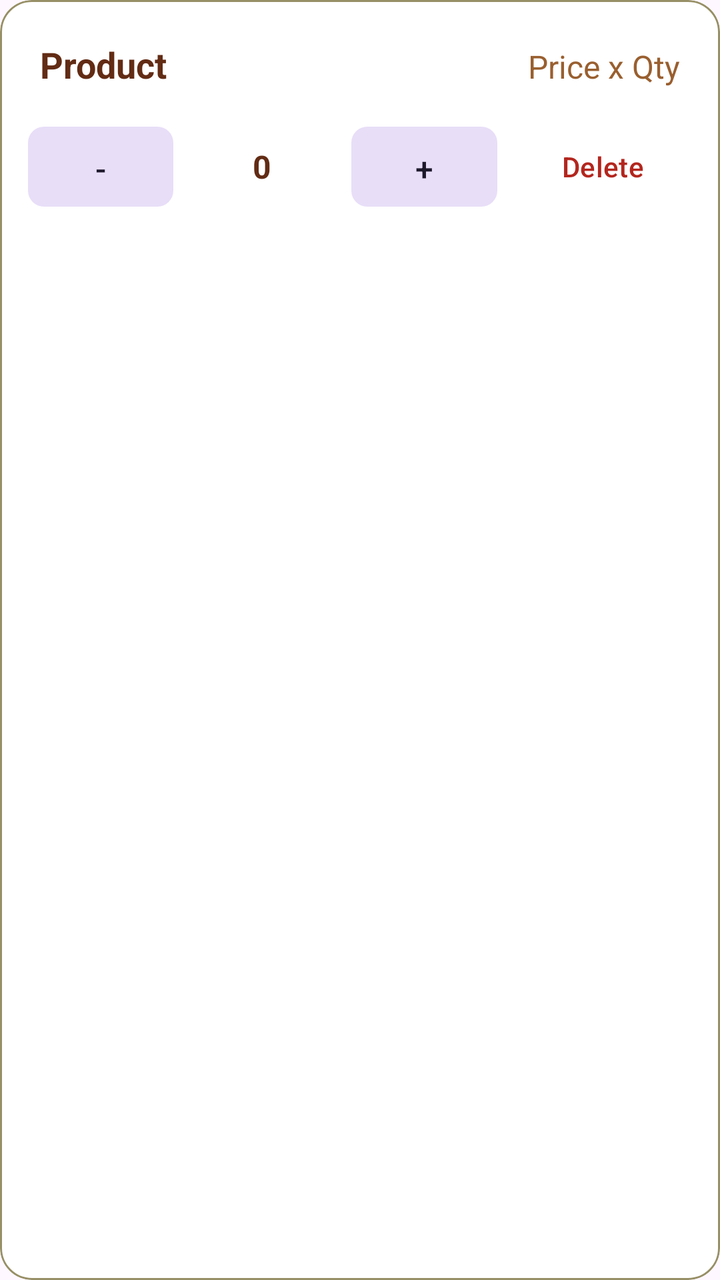
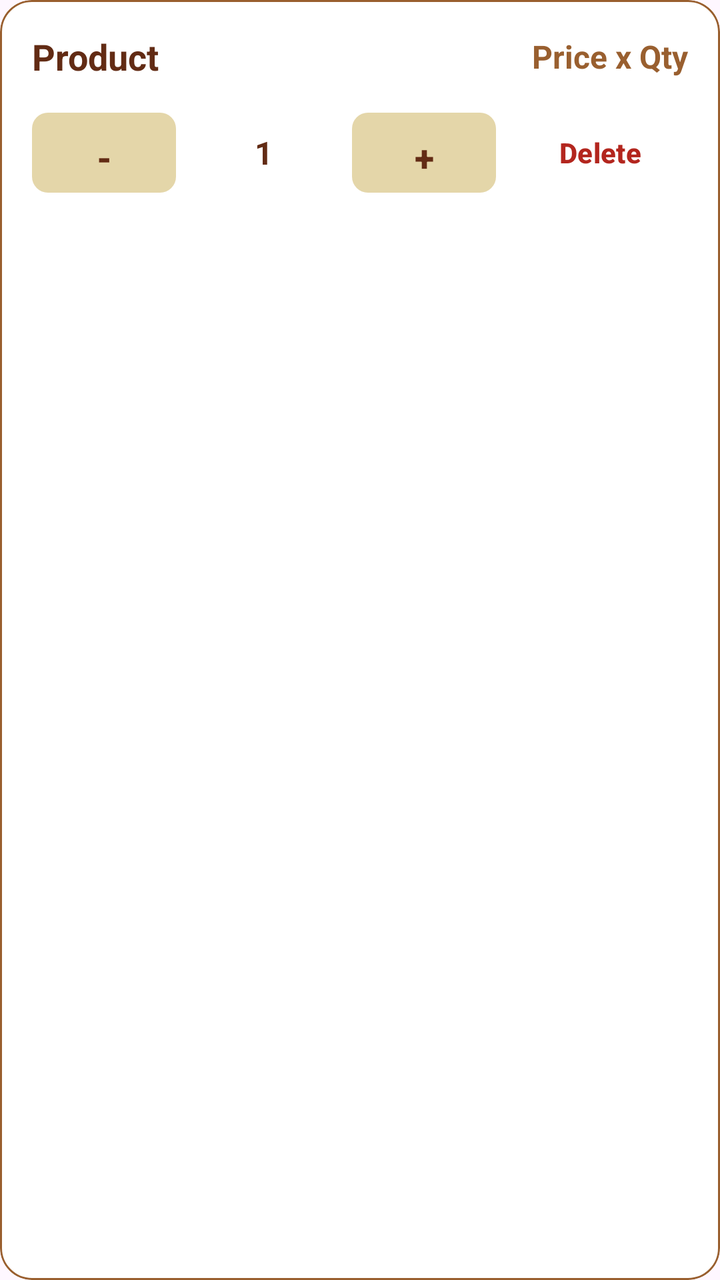

Screens rendered from an Android XML layout before and after an edit, with the pre-edit source and the edit as a unified diff.
<!-- AndroidManifest.xml: application theme Theme.MyShopApp -->
<!-- res/layout/sold_item.xml -->
<?xml version="1.0" encoding="utf-8"?>
<com.google.android.material.card.MaterialCardView
    xmlns:android="http://schemas.android.com/apk/res/android"
    xmlns:app="http://schemas.android.com/apk/res-auto"
    android:layout_width="match_parent"
    android:layout_height="wrap_content"
    android:layout_marginVertical="3dp"
    app:cardBackgroundColor="@color/md_surface"
    app:cardCornerRadius="16dp"
    app:strokeColor="@color/md_tertiary"
    app:strokeWidth="1dp">

    <LinearLayout
        android:orientation="vertical"
        android:padding="10dp"
        android:layout_width="match_parent"
        android:layout_height="wrap_content">

        <LinearLayout
            android:orientation="horizontal"
            android:padding="10dp"
            android:layout_width="match_parent"
            android:layout_height="wrap_content">

            <TextView
                android:id="@+id/tvName"
                android:layout_width="0dp"
                android:layout_weight="1"
                android:layout_height="wrap_content"
                android:text="Product"
                android:textStyle="bold"
                android:textColor="@color/md_primary"
                android:textSize="18sp" />

            <TextView
                android:id="@+id/tvPrice"
                android:layout_width="wrap_content"
                android:layout_height="wrap_content"
                android:layout_marginStart="20dp"
                android:text="Price x Qty"
                android:textColor="@color/md_secondary"
                android:textSize="16sp" />

        </LinearLayout>

        <LinearLayout
            android:layout_width="match_parent"
            android:layout_height="wrap_content"
            android:orientation="horizontal"
            android:gravity="center_vertical"
            android:paddingTop="5dp">

            <com.google.android.material.button.MaterialButton
                android:id="@+id/btnMinus"
                style="@style/Widget.Material3.Button.IconButton.Filled.Tonal"
                android:layout_width="0dp"
                android:layout_weight="1"
                android:layout_height="48dp"
                android:text="-"
                android:textSize="16sp"
                app:cornerRadius="8dp"/>

            <TextView
                android:id="@+id/tvQty"
                android:layout_width="0dp"
                android:layout_weight="1"
                android:layout_height="wrap_content"
                android:gravity="center"
                android:text="0"
                android:textSize="16sp"
                android:textStyle="bold"
                android:textColor="@color/md_primary"/>

            <com.google.android.material.button.MaterialButton
                android:id="@+id/btnPlus"
                style="@style/Widget.Material3.Button.IconButton.Filled.Tonal"
                android:layout_width="0dp"
                android:layout_weight="1"
                android:layout_height="48dp"
                android:text="+"
                android:textSize="16sp"
                app:cornerRadius="8dp"/>

            <com.google.android.material.button.MaterialButton
                android:id="@+id/btnDelete"
                style="@style/Widget.Material3.Button.TextButton"
                android:layout_width="0dp"
                android:layout_weight="1.2"
                android:layout_height="48dp"
                android:text="Delete"
                android:textColor="?attr/colorError"
                app:cornerRadius="8dp"/>

        </LinearLayout>
    </LinearLayout>
</com.google.android.material.card.MaterialCardView>
<!-- resources referenced by this layout -->
<resources>
  <color name="md_primary">#622B14</color>
  <color name="md_secondary">#995F2F</color>
  <color name="md_surface">#FFFFFF</color>
  <color name="md_tertiary">#978F66</color>
  <style name="Theme.MyShopApp" parent="Base.Theme.MyShopApp" />
  <style name="Base.Theme.MyShopApp" parent="Theme.Material3.DayNight.NoActionBar">
          
          
      </style>
</resources>

<!-- the commit's change to res/layout/sold_item.xml (unified diff, before → after) -->
@@ -4,23 +4,21 @@
     xmlns:app="http://schemas.android.com/apk/res-auto"
     android:layout_width="match_parent"
     android:layout_height="wrap_content"
-    android:layout_marginVertical="3dp"
-    app:cardBackgroundColor="@color/md_surface"
+    android:layout_marginVertical="4dp" app:cardBackgroundColor="@color/md_surface"
     app:cardCornerRadius="16dp"
-    app:strokeColor="@color/md_tertiary"
-    app:strokeWidth="1dp">
+    app:strokeColor="@color/md_secondary" app:strokeWidth="1dp">
 
     <LinearLayout
         android:orientation="vertical"
-        android:padding="10dp"
-        android:layout_width="match_parent"
+        android:padding="12dp" android:layout_width="match_parent"
         android:layout_height="wrap_content">
 
         <LinearLayout
             android:orientation="horizontal"
-            android:padding="10dp"
+            android:padding="4dp"
             android:layout_width="match_parent"
-            android:layout_height="wrap_content">
+            android:layout_height="wrap_content"
+            android:gravity="center_vertical">
 
             <TextView
                 android:id="@+id/tvName"
@@ -36,19 +34,18 @@
                 android:id="@+id/tvPrice"
                 android:layout_width="wrap_content"
                 android:layout_height="wrap_content"
-                android:layout_marginStart="20dp"
+                android:layout_marginStart="16dp"
                 android:text="Price x Qty"
                 android:textColor="@color/md_secondary"
-                android:textSize="16sp" />
-
-        </LinearLayout>
+                android:textSize="16sp"
+                android:textStyle="bold" /> </LinearLayout>
 
         <LinearLayout
             android:layout_width="match_parent"
             android:layout_height="wrap_content"
             android:orientation="horizontal"
             android:gravity="center_vertical"
-            android:paddingTop="5dp">
+            android:paddingTop="8dp">
 
             <com.google.android.material.button.MaterialButton
                 android:id="@+id/btnMinus"
@@ -57,8 +54,9 @@
                 android:layout_weight="1"
                 android:layout_height="48dp"
                 android:text="-"
-                android:textSize="16sp"
-                app:cornerRadius="8dp"/>
+                android:textColor="@color/md_primary" android:textStyle="bold"
+                android:textSize="18sp"
+                app:backgroundTint="@color/md_background" app:cornerRadius="8dp"/>
 
             <TextView
                 android:id="@+id/tvQty"
@@ -66,20 +64,20 @@
                 android:layout_weight="1"
                 android:layout_height="wrap_content"
                 android:gravity="center"
-                android:text="0"
-                android:textSize="16sp"
+                android:text="1" android:textSize="16sp"
                 android:textStyle="bold"
-                android:textColor="@color/md_primary"/>
-
-            <com.google.android.material.button.MaterialButton
-                android:id="@+id/btnPlus"
-                style="@style/Widget.Material3.Button.IconButton.Filled.Tonal"
-                android:layout_width="0dp"
-                android:layout_weight="1"
-                android:layout_height="48dp"
-                android:text="+"
-                android:textSize="16sp"
-                app:cornerRadius="8dp"/>
+                android:textColor="@color/md_on_surface"/> <com.google.android.material.button.MaterialButton
+            android:id="@+id/btnPlus"
+            style="@style/Widget.Material3.Button.IconButton.Filled.Tonal"
+            android:layout_width="0dp"
+            android:layout_weight="1"
+            android:layout_height="48dp"
+            android:text="+"
+            android:textColor="@color/md_primary"
+            android:textStyle="bold"
+            android:textSize="18sp"
+            app:backgroundTint="@color/md_background"
+            app:cornerRadius="8dp"/>
 
             <com.google.android.material.button.MaterialButton
                 android:id="@+id/btnDelete"
@@ -88,6 +86,7 @@
                 android:layout_weight="1.2"
                 android:layout_height="48dp"
                 android:text="Delete"
+                android:textStyle="bold"
                 android:textColor="?attr/colorError"
                 app:cornerRadius="8dp"/>
 
<!-- resource entries referenced after the edit -->
@@ -1,9 +1,10 @@
 <!-- resources referenced by this layout -->
 <resources>
+  <color name="md_background">#E4D6A9</color>
+  <color name="md_on_surface">#622B14</color>
   <color name="md_primary">#622B14</color>
   <color name="md_secondary">#995F2F</color>
   <color name="md_surface">#FFFFFF</color>
-  <color name="md_tertiary">#978F66</color>
   <style name="Theme.MyShopApp" parent="Base.Theme.MyShopApp" />
   <style name="Base.Theme.MyShopApp" parent="Theme.Material3.DayNight.NoActionBar">
           
